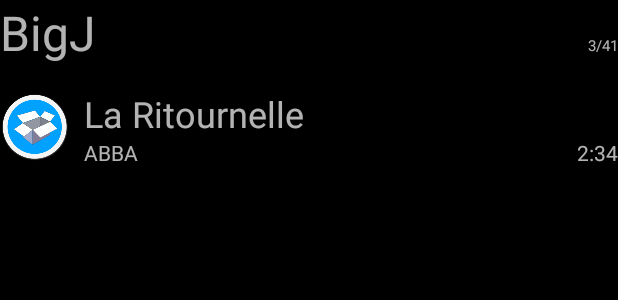
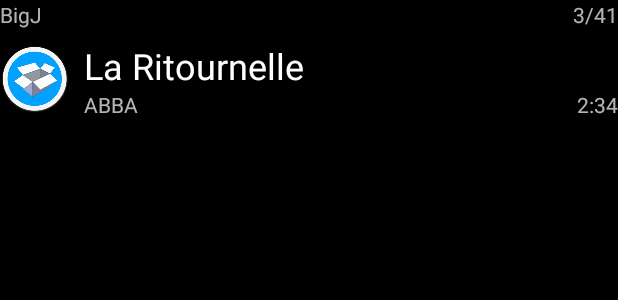
Before and after one commit to jpavelek/DropboxPlayer, an Android app: the layout currently_playing_and_playlist.xml on its own in the app's theme, with its tools: preview values and no code run, on a phone screen of 412 x 824 dp. Shown: the top 300 px of the screen. Run offline under Robolectric (Android 15) with nearby library versions, the phone set to English and light mode, and no system bars.

Commit message:
Fiddling with colors,margins and sizes

```diff
--- a/app/src/main/res/layout/currently_playing_and_playlist.xml
+++ b/app/src/main/res/layout/currently_playing_and_playlist.xml
@@ -11,19 +11,19 @@
         android:layout_width="match_parent"
         android:layout_height="wrap_content"
         android:stretchColumns="0"
-        android:layout_marginBottom="@dimen/bigger_margin">
+        android:layout_marginBottom="@dimen/text_margin">
         <TableRow>
             <TextView
                 android:id="@+id/nowplaying_playlist_name"
                 android:layout_width="wrap_content"
                 android:layout_height="wrap_content"
-                android:textSize="@dimen/dbp_nowplaying_text_big"
+                android:textSize="@dimen/dbp_nowplaying_text_small"
                 tools:text="BigJ" />
             <TextView
                 android:id="@+id/nowplaying_playlist_position"
                 android:layout_width="wrap_content"
                 android:layout_height="wrap_content"
-                android:textSize="@dimen/dbp_list_detail"
+                android:textSize="@dimen/dbp_nowplaying_text_small"
                 tools:text="3/41" />
         </TableRow>
     </TableLayout>
@@ -47,6 +47,7 @@
                     android:layout_width="wrap_content"
                     android:layout_height="wrap_content"
                     android:textSize="@dimen/dbp_nowplaying_text_medium"
+                    android:textColor="@android:color/white"
                     tools:text="La Ritournelle"
                     android:layout_span="2"/>
             </TableRow>
```
